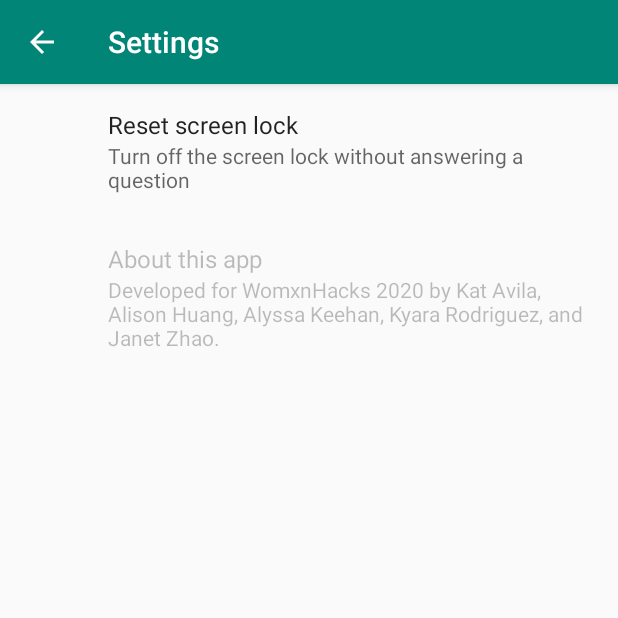
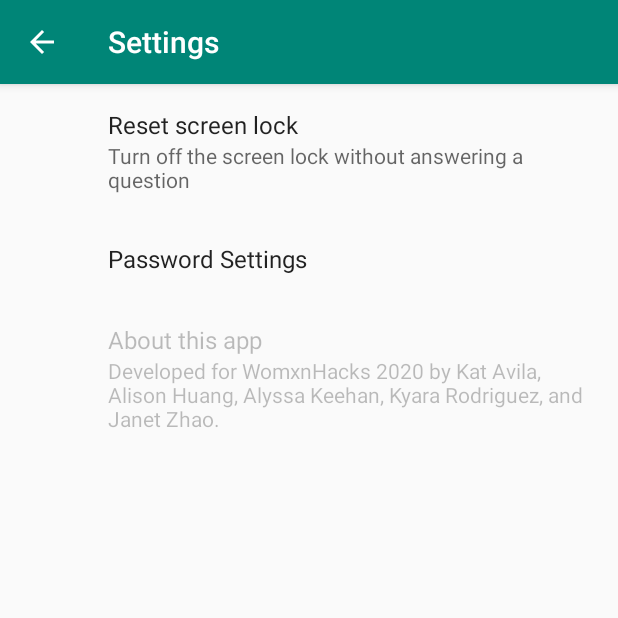
Before and after one commit to kat-avila/WomxnHacks2020, an Android app: the SettingsActivity screen opened directly, with no data from a screen before it, on a phone screen of 412 x 824 dp, the top half of it. Run offline under Robolectric (Android 15) with nearby library versions, the light colour scheme and no system bars; our stand-ins replace androidx.preference.

Commit message:
settings preferences push

```diff
--- a/app/src/main/java/com/example/myapplicationtest1/SettingsActivity.java
+++ b/app/src/main/java/com/example/myapplicationtest1/SettingsActivity.java
@@ -1,7 +1,9 @@
 package com.example.myapplicationtest1;
 
 import android.os.Bundle;
+import android.preference.EditTextPreference;
 import android.view.View;
+import android.widget.EditText;
 import android.widget.Toast;
 
 import androidx.appcompat.app.ActionBar;
@@ -24,15 +26,12 @@ public class SettingsActivity extends AppCompatActivity {
             actionBar.setDisplayHomeAsUpEnabled(true);
         }
 
-
-
     }
 
     public static class SettingsFragment extends PreferenceFragmentCompat {
         @Override
         public void onCreatePreferences(Bundle savedInstanceState, String rootKey) {
             setPreferencesFromResource(R.xml.root_preferences, rootKey);
-
 
             //Preference resetPref = (Preference) findViewById(R.id.resetLockSetting);
             findPreference("resetPref").setOnPreferenceClickListener(new Preference.OnPreferenceClickListener() {
--- a/app/src/main/res/xml/root_preferences.xml
+++ b/app/src/main/res/xml/root_preferences.xml
@@ -23,12 +23,23 @@
         app:enabled="true"
         app:key = "resetPref"
         app:summary="Turn off the screen lock without answering a question"
-        app:title="Reset screen lock"></Preference>
+        app:title="Reset screen lock"> </Preference>
+
+    <EditTextPreference
+        android:id="@+id/passwordsettings"
+        android:inputType="numberPassword"
+        android:isScrollContainer="false"
+        android:key="passwordsettings"
+        android:selectAllOnFocus="true"
+        android:singleLine="true"
+        android:title="Password Settings" > </EditTextPreference>
 
     <Preference
-        android:id="@+id/about"
+        android:id="@+id/password"
+        android:background="#207DC7"
+        android:foregroundGravity="center"
         app:enabled="false"
         app:summary="Developed for WomxnHacks 2020 by Kat Avila, Alison Huang, Alyssa Keehan, Kyara Rodriguez, and Janet Zhao."
-        app:title="About this app"></Preference>
+        app:title="About this app"> </Preference>
 
 </PreferenceScreen>
```
Also changed, not shown: app/src/main/java/com/example/myapplicationtest1/MainActivity.java (+6 -2 lines).
